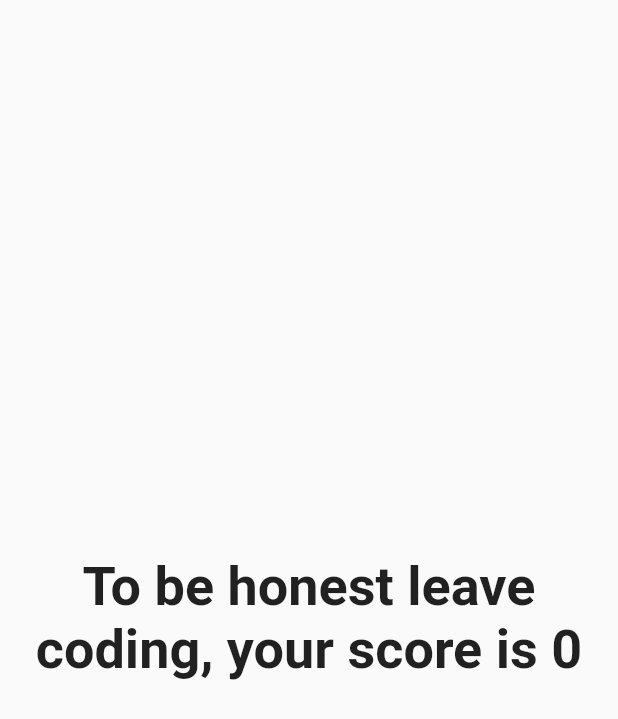
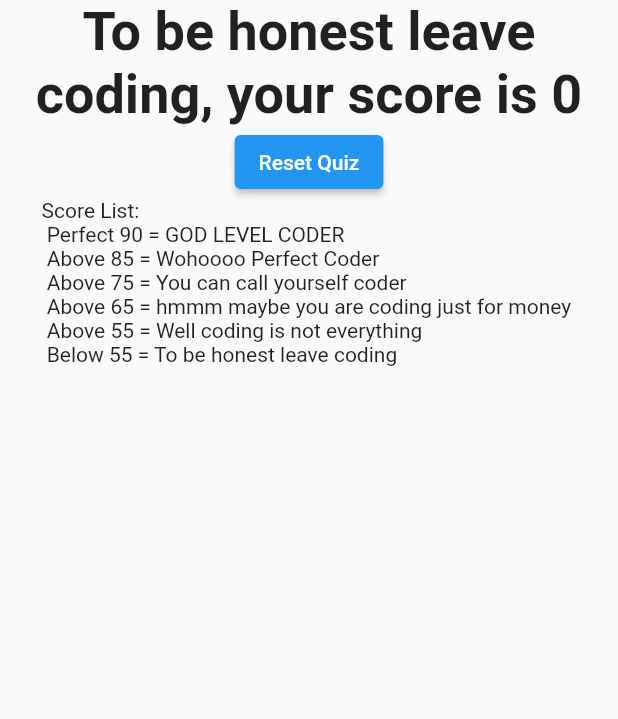
Before and after one commit to dilpreet-is-technophile/Flutter-Dart-The-Complete-Guide-Maximilian, a Flutter app: the Result widget shown alone on an empty page, opened directly with empty values, on a phone screen of 412 x 824 dp. Shown: the top 719 px of the screen. Run offline on Flutter 3.47's test engine with Material 2 defaults, Android fonts, the phone set to English and light mode, and no system bars.

Commit message:
Resetting quiz and adding score sheet, changing score tiers

```diff
--- a/flutter_complete_guide/lib/main.dart
+++ b/flutter_complete_guide/lib/main.dart
@@ -14,6 +14,7 @@ class MyApp extends StatefulWidget {
 class _MyAppState extends State<MyApp> {
   var finalScore = 0;
   var questionInd = 0;
+
   var questions = [
     {
       "questionText": "1. What\'s your favourite technology?",
@@ -117,6 +118,13 @@ class _MyAppState extends State<MyApp> {
     });
   }
 
+  void resetQuiz() {
+    setState(() {
+      finalScore = 0;
+      questionInd = 0;
+    });
+  }
+
   Widget build(BuildContext context) {
     return MaterialApp(
       home: Scaffold(
@@ -125,7 +133,7 @@ class _MyAppState extends State<MyApp> {
         ),
         body: questionInd < questions.length
             ? Quiz(answerQuestion, questions, questionInd)
-            : Result(finalScore),
+            : Result(finalScore, resetQuiz),
       ),
     );
   }
--- a/flutter_complete_guide/lib/result.dart
+++ b/flutter_complete_guide/lib/result.dart
@@ -2,16 +2,19 @@ import 'package:flutter/material.dart';
 
 class Result extends StatelessWidget {
   final int finalScore;
-  Result(this.finalScore);
+  final VoidCallback resetQuiz;
+  Result(this.finalScore, this.resetQuiz);
 
   String get resultPhrase {
-    if (finalScore == 80) {
-      return "Wohoooo Perfect 80";
-    } else if (finalScore < 80 && finalScore > 60) {
+    if (finalScore == 90) {
+      return "GOD LEVEL CODER";
+    } else if (finalScore > 85) {
+      return "Wohoooo Perfect coder";
+    } else if (finalScore > 75) {
       return "You can call yourself coder, score is $finalScore";
-    } else if (finalScore < 60 && finalScore > 50) {
+    } else if (finalScore > 65) {
       return "hmmm maybe you are coding just for money, score is $finalScore";
-    } else if (finalScore < 50 && finalScore > 40) {
+    } else if (finalScore > 55) {
       return "Well coding is not everything, score is $finalScore";
     }
     return "To be honest leave coding, your score is $finalScore";
@@ -20,10 +23,26 @@ class Result extends StatelessWidget {
   @override
   Widget build(BuildContext context) {
     return Center(
-      child: Text(
-        resultPhrase,
-        style: TextStyle(fontSize: 36, fontWeight: FontWeight.bold),
-        textAlign: TextAlign.center,
+      child: Column(
+        children: [
+          Text(
+            resultPhrase,
+            style: TextStyle(fontSize: 36, fontWeight: FontWeight.bold),
+            textAlign: TextAlign.center,
+          ),
+          ElevatedButton(
+            style: ButtonStyle(
+              backgroundColor: MaterialStateProperty.all(Colors.blue),
+              foregroundColor: MaterialStateProperty.all(Colors.white),
+            ),
+            onPressed: () {
+              resetQuiz();
+            },
+            child: Text("Reset Quiz"),
+          ),
+          Text(
+              "Score List:\n Perfect 90 = GOD LEVEL CODER \n Above 85 = Wohoooo Perfect Coder \n Above 75 = You can call yourself coder\n Above 65 = hmmm maybe you are coding just for money \n Above 55 = Well coding is not everything\n Below 55 = To be honest leave coding")
+        ],
       ),
     );
   }
```
